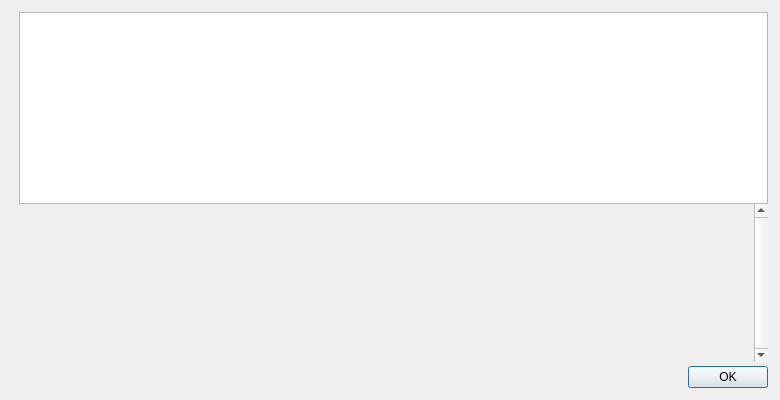
Before: the Qt Designer form src/qt/forms/helpmessagedialog.ui in digibyte/digibyte, drawn with Qt 5.
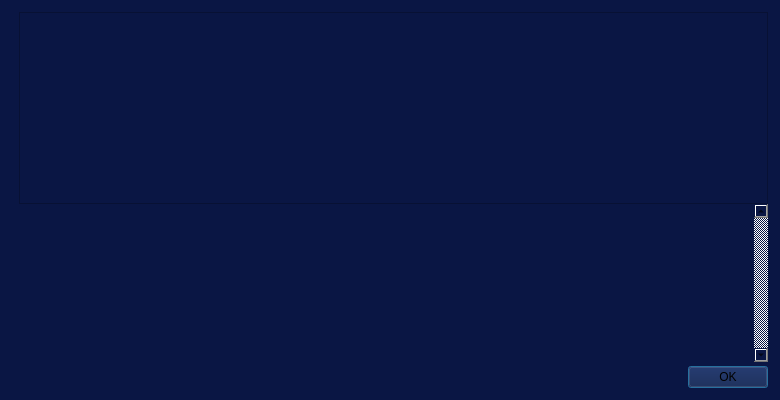
After: the same form once the commit is applied. Icons and pictures are not drawn.

The edit to the form file:
```diff
--- a/src/qt/forms/helpmessagedialog.ui
+++ b/src/qt/forms/helpmessagedialog.ui
@@ -10,6 +10,9 @@
     <height>400</height>
    </rect>
   </property>
+  <property name="styleSheet">
+   <string notr="true">background-color: rgb(10, 22, 68);</string>
+  </property>
   <layout class="QHBoxLayout" name="horizontalLayout_2">
    <property name="spacing">
     <number>0</number>
@@ -95,6 +98,14 @@
         <bool>true</bool>
        </property>
        <widget class="QWidget" name="scrollAreaWidgetContents">
+        <property name="geometry">
+         <rect>
+          <x>0</x>
+          <y>0</y>
+          <width>627</width>
+          <height>111</height>
+         </rect>
+        </property>
         <layout class="QVBoxLayout" name="verticalLayout_2">
          <item>
           <widget class="QLabel" name="aboutMessage">
```
